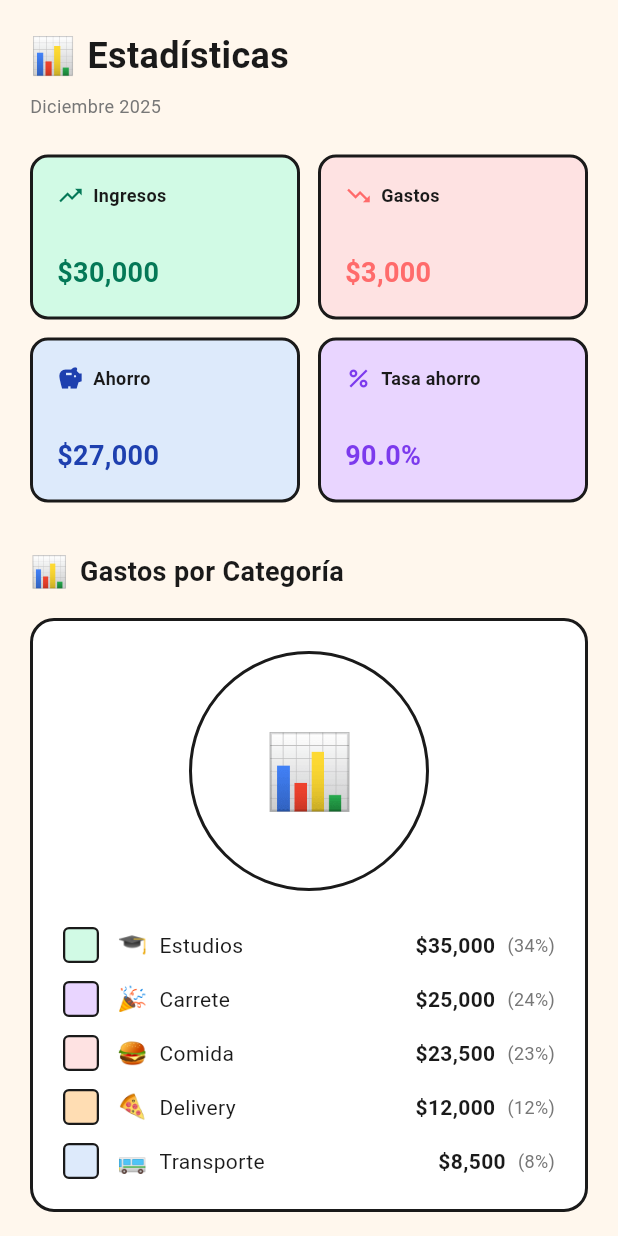
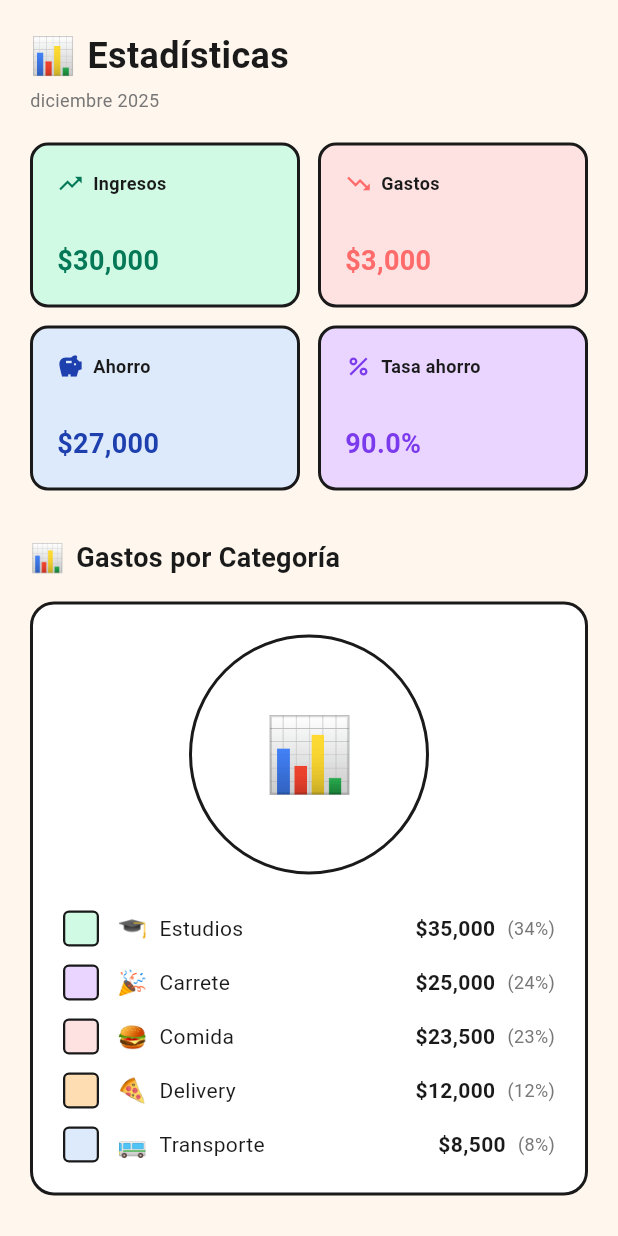
Before and after one commit to michifeli/miauni, a Flutter app: the StatsScreen widget shown alone on an empty page, opened directly, on a phone screen of 412 x 824 dp. Run offline on Flutter 3.47's test engine with Material 3 defaults, Android fonts, the phone set to English and light mode, and no system bars.

Commit message:
style(stats): improve visual consistency

```diff
--- a/lib/screens/stats_screen.dart
+++ b/lib/screens/stats_screen.dart
@@ -21,14 +21,14 @@ class StatsScreen extends StatelessWidget {
                 Text('Estadísticas', style: AppTextStyles.heading2),
               ],
             ),
-            const SizedBox(height: 8),
+            const SizedBox(height: 4),
             Text(
-              'Diciembre 2025',
+              'diciembre 2025',
               style: AppTextStyles.caption.copyWith(
                 color: AppColors.textSecondary,
               ),
             ),
-            const SizedBox(height: 24),
+            const SizedBox(height: 20),
 
             // Estadísticas Cards - Top Row
             Row(
@@ -85,7 +85,7 @@ class StatsScreen extends StatelessWidget {
             // Gastos por Categoría
             Row(
               children: [
-                const Text('📊', style: TextStyle(fontSize: 20)),
+                const Text('📊', style: TextStyle(fontSize: 18)),
                 const SizedBox(width: 8),
                 Text('Gastos por Categoría', style: AppTextStyles.heading3),
               ],
@@ -163,7 +163,7 @@ class StatsScreen extends StatelessWidget {
             // Últimos 7 días
             Row(
               children: [
-                const Text('📈', style: TextStyle(fontSize: 20)),
+                const Text('📈', style: TextStyle(fontSize: 18)),
                 const SizedBox(width: 8),
                 Text('Últimos 7 días', style: AppTextStyles.heading3),
               ],
@@ -197,7 +197,7 @@ class StatsScreen extends StatelessWidget {
             // Metas de Ahorro
             Row(
               children: [
-                const Text('🎯', style: TextStyle(fontSize: 20)),
+                const Text('🎯', style: TextStyle(fontSize: 18)),
                 const SizedBox(width: 8),
                 Text('Metas de Ahorro', style: AppTextStyles.heading3),
               ],
```
